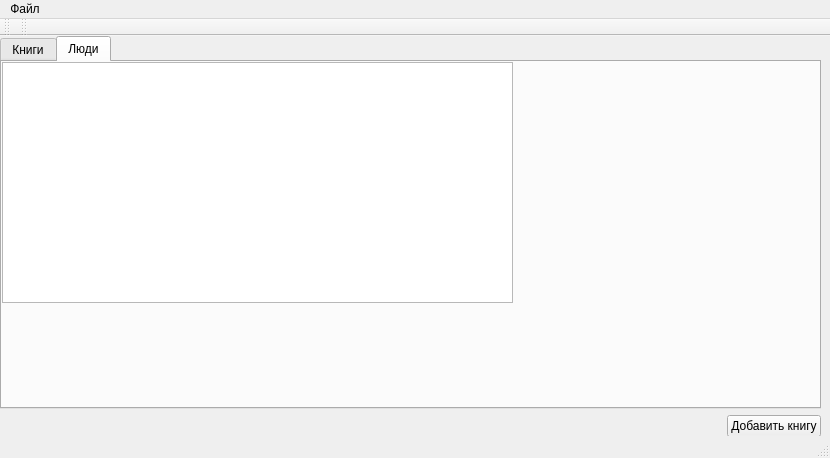
First picture: the form in mainwindow.ui, repository qreodium/is_libary, before the edit.
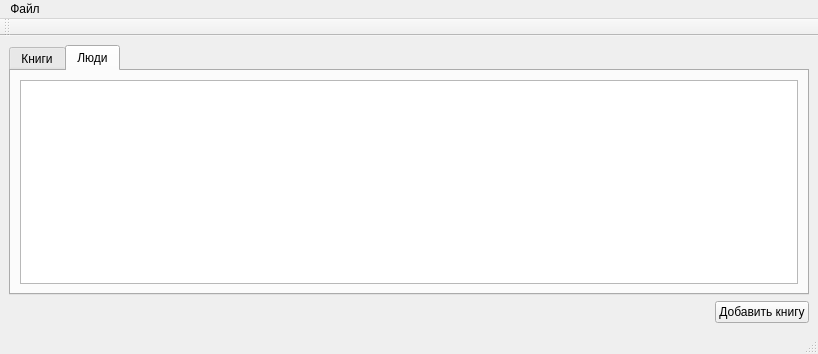
Second picture: the form after the edit. The open tabs and pages were chosen to show the change.

Commit message: Added partial authorization, added employee data class

```diff
--- a/mainwindow.ui
+++ b/mainwindow.ui
@@ -6,28 +6,16 @@
    <rect>
     <x>0</x>
     <y>0</y>
-    <width>830</width>
-    <height>458</height>
+    <width>818</width>
+    <height>354</height>
    </rect>
   </property>
   <property name="windowTitle">
    <string>MainWindow</string>
   </property>
   <widget class="QWidget" name="centralwidget">
-   <widget class="QWidget" name="gridLayoutWidget">
-    <property name="geometry">
-     <rect>
-      <x>0</x>
-      <y>0</y>
-      <width>821</width>
-      <height>401</height>
-     </rect>
-    </property>
-    <layout class="QGridLayout" name="gridLayout">
-     <property name="sizeConstraint">
-      <enum>QLayout::SetDefaultConstraint</enum>
-     </property>
-     <item row="0" column="1">
+   <layout class="QVBoxLayout" name="verticalLayout">
+    <item>
       <widget class="QTabWidget" name="tabWidget">
        <property name="currentIndex">
         <number>0</number>
@@ -45,18 +33,12 @@
         <attribute name="title">
          <string>Книги</string>
         </attribute>
+       <layout class="QVBoxLayout" name="verticalLayout_2">
+        <item>
         <widget class="QTableWidget" name="tableBooks">
          <property name="enabled">
           <bool>true</bool>
          </property>
-         <property name="geometry">
-          <rect>
-           <x>0</x>
-           <y>0</y>
-           <width>811</width>
-           <height>341</height>
-          </rect>
-         </property>
          <property name="editTriggers">
           <set>QAbstractItemView::NoEditTriggers</set>
          </property>
@@ -100,25 +82,22 @@
           </property>
          </column>
         </widget>
+        </item>
+       </layout>
        </widget>
        <widget class="QWidget" name="Peoples">
         <attribute name="title">
          <string>Люди</string>
         </attribute>
-        <widget class="QTableWidget" name="tablePepole">
-         <property name="geometry">
-          <rect>
-           <x>0</x>
-           <y>0</y>
-           <width>511</width>
-           <height>241</height>
-          </rect>
-         </property>
-        </widget>
-       </widget>
-      </widget>
-     </item>
-     <item row="1" column="1">
+       <layout class="QVBoxLayout" name="verticalLayout_3">
+        <item>
+         <widget class="QTableWidget" name="tablePepole"/>
+        </item>
+       </layout>
+      </widget>
+     </widget>
+    </item>
+    <item>
       <layout class="QHBoxLayout" name="horizontalLayout">
        <item>
         <spacer name="horizontalSpacer">
@@ -144,13 +123,12 @@
      </item>
     </layout>
    </widget>
-  </widget>
   <widget class="QMenuBar" name="menubar">
    <property name="geometry">
     <rect>
      <x>0</x>
      <y>0</y>
-     <width>830</width>
+     <width>818</width>
      <height>21</height>
     </rect>
    </property>
@@ -173,17 +151,6 @@
     <bool>false</bool>
    </attribute>
   </widget>
-  <widget class="QToolBar" name="toolBar_2">
-   <property name="windowTitle">
-    <string>toolBar_2</string>
-   </property>
-   <attribute name="toolBarArea">
-    <enum>TopToolBarArea</enum>
-   </attribute>
-   <attribute name="toolBarBreak">
-    <bool>false</bool>
-   </attribute>
-  </widget>
  </widget>
  <resources/>
  <connections>
```
Lines whose indentation alone changed are shown as unchanged. The commit also changes 12 other files.
